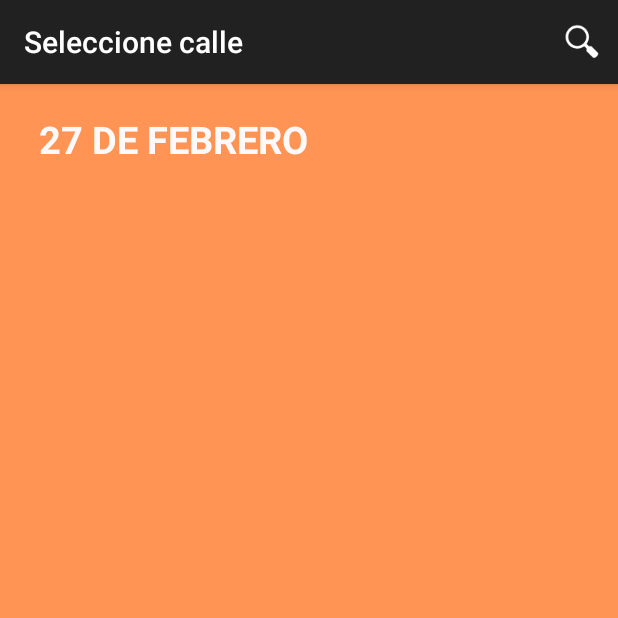
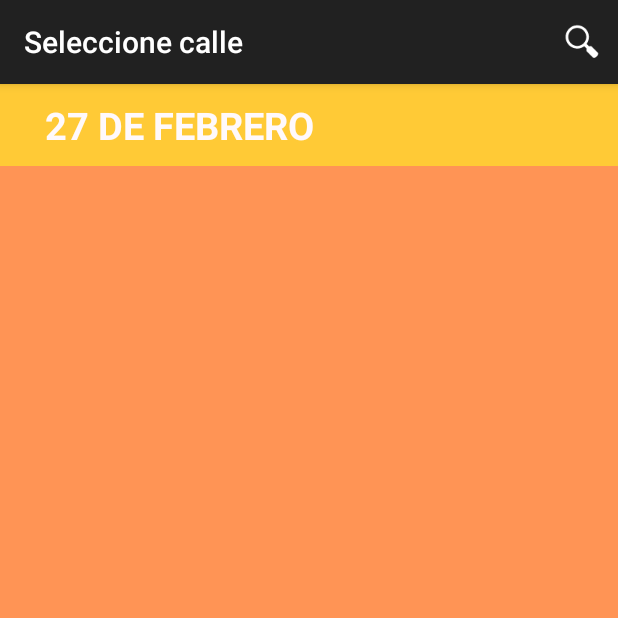
Before and after one commit to liquid36/CuandoLlegaAndroid, an Android app: the calleSearch screen opened directly, with no data from a screen before it, after a tap on an icon or button, on a phone screen of 412 x 824 dp, the top half of it. Run offline under Robolectric (Android 15) with nearby library versions, the phone set to English and light mode, and no system bars; 4 statements that could not run were skipped.

Commit message:
Mejor Presentada la informacion

```diff
--- a/app/src/main/java/com/samsoft/cuandollega/calleSearch.java
+++ b/app/src/main/java/com/samsoft/cuandollega/calleSearch.java
@@ -61,6 +61,7 @@ public class calleSearch extends ActionBarActivity {
                 TextView t = (TextView) v.findViewById(R.id.label);
                 t.setText(o.getString("desc"));
                 t.setTag(o);
+                if (i%2 == 0) v.setBackgroundColor(getResources().getColor(R.color.fondopar));
                 t.setOnClickListener(new View.OnClickListener() {
                     @Override
                     public void onClick(View view) {
--- a/app/src/main/java/com/samsoft/cuandollega/colectivoSearch.java
+++ b/app/src/main/java/com/samsoft/cuandollega/colectivoSearch.java
@@ -86,6 +86,7 @@ public class colectivoSearch extends ActionBarActivity {
                 TextView t = (TextView) v.findViewById(R.id.label);
                 t.setText(o.getString("name"));
                 t.setTag(o);
+                if (i%2 == 0) v.setBackgroundColor(getResources().getColor(R.color.fondopar));
                 t.setOnClickListener(new View.OnClickListener() {
                     @Override
                     public void onClick(View view) {
--- a/app/src/main/java/com/samsoft/cuandollega/paradasinfo.java
+++ b/app/src/main/java/com/samsoft/cuandollega/paradasinfo.java
@@ -2,6 +2,7 @@ package com.samsoft.cuandollega;
 
 import android.app.ExpandableListActivity;
 import android.content.Context;
+import android.graphics.Color;
 import android.os.AsyncTask;
 import android.support.v7.app.ActionBarActivity;
 import android.os.Bundle;
@@ -143,10 +144,15 @@ public class paradasinfo extends ActionBarActivity {
         protected void onPostExecute(Boolean result) {
             //if (result) {
                 Log.d("ASKBUS", "Datos " + datos);
-                TextView t = new TextView(contex);
-                t.setText(datos);
-                LinearLayout list = (LinearLayout) v;
-                list.addView(t);
+                String [] lineas = datos.substring(11).split("-");
+                for(int i = 0; i < lineas.length; i++) {
+                    TextView t = new TextView(contex);
+                    t.setText(lineas[i]);
+                    t.setTextColor(Color.WHITE);
+                    //t.setTextSize(30);
+                    LinearLayout list = (LinearLayout) v;
+                    list.addView(t);
+                }
             //}
             return;
         }
--- a/app/src/main/res/layout/rowsimple.xml
+++ b/app/src/main/res/layout/rowsimple.xml
@@ -1,11 +1,8 @@
 <?xml version="1.0" encoding="utf-8"?>
 
 <LinearLayout xmlns:android="http://schemas.android.com/apk/res/android"
-    android:orientation="vertical" android:layout_width="match_parent"
-    android:layout_height="match_parent"
-    android:paddingLeft="10dp"
-    android:paddingTop="3dp"
-    android:paddingBottom="3dp">
+    android:orientation="vertical" android:layout_width="fill_parent"
+    android:layout_height="fill_parent">
 
     <TextView
         android:layout_width="wrap_content"
@@ -16,5 +13,9 @@
         android:textSize="25dp"
         android:textStyle="bold"
         android:textColor="#fff9fb"
-        android:clickable="true" />
+        android:clickable="true"
+        android:layout_marginLeft="30dp"
+        android:layout_gravity="center_vertical"
+        android:layout_marginTop="10dp"
+        android:layout_marginBottom="10dp" />
 </LinearLayout>
--- a/app/src/main/res/layout/simple_list.xml
+++ b/app/src/main/res/layout/simple_list.xml
@@ -15,10 +15,6 @@
             android:id="@+id/listItems"
             android:layout_width="match_parent"
             android:layout_height="match_parent"
-            android:paddingLeft="@dimen/activity_horizontal_margin"
-            android:paddingRight="@dimen/activity_horizontal_margin"
-            android:paddingTop="@dimen/activity_vertical_margin"
-            android:paddingBottom="@dimen/activity_vertical_margin"
             android:orientation="vertical"
             >
 
--- a/app/src/main/res/values/colors.xml
+++ b/app/src/main/res/values/colors.xml
@@ -1,4 +1,5 @@
 <?xml version="1.0" encoding="utf-8"?>
 <resources>
     <color name="fondo">#ff9455</color>
+    <color name="fondopar">#ffffca36</color>
 </resources>
```
